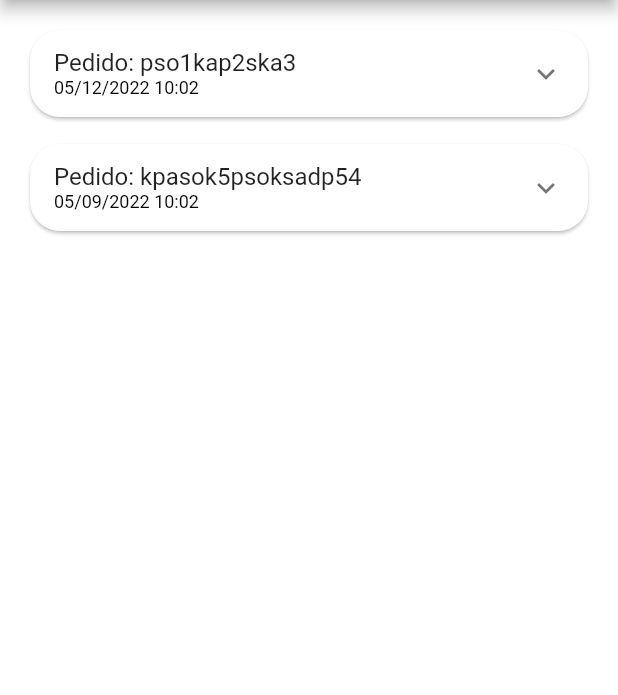
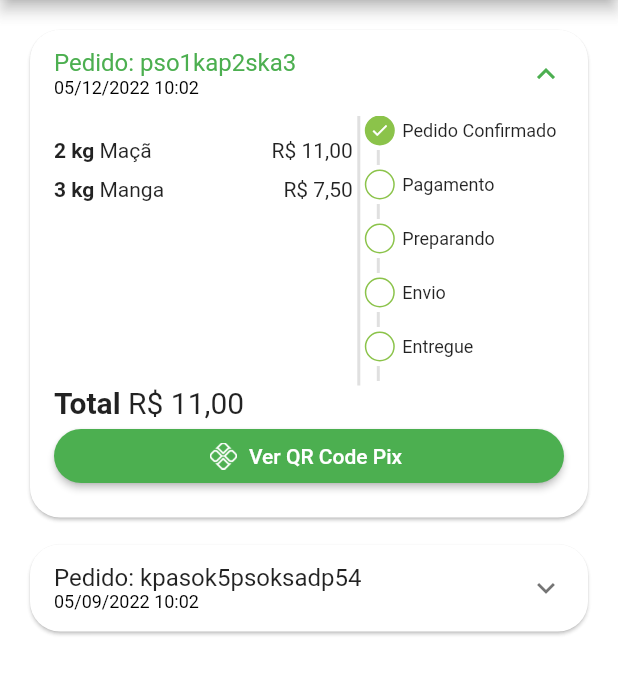
Before and after one commit to isaias99i/GreenGrocer, a Flutter app: the OrdersTab screen opened directly, on a phone screen of 412 x 824 dp, the part 84-779 px from its top. Run offline on Flutter 3.47's test engine with Material 2 defaults, Android fonts, the phone set to English and light mode, and no system bars; our stand-ins replace animated_text_kit, badges, mask_text_input_formatter, qr_flutter.

Commit message:
Configuração de tela de Pedidos e inserção de pagamento via Pix

```diff
--- a/lib/src/config/app_data.dart
+++ b/lib/src/config/app_data.dart
@@ -99,7 +99,7 @@ List<OrderModel> orders = [
       '2022-12-05 10:02:12.555',
     ),
     overdueDateTime: DateTime.parse(
-      '2022-12-05 10:02:12.555',
+      '2023-12-05 10:02:12.555',
     ),
     items: [
       CartItemModel(
@@ -123,7 +123,7 @@ List<OrderModel> orders = [
       '2022-09-05 10:02:12.555',
     ),
     overdueDateTime: DateTime.parse(
-      '2022-09-05 10:12:12.555',
+      '2023-09-05 10:12:12.555',
     ),
     items: [
       CartItemModel(
@@ -135,7 +135,7 @@ List<OrderModel> orders = [
         quantity: 3,
       ),
     ],
-    status: 'payed',
+    status: 'delivered',
     copyAndPaste: 'ahsauh4aush423u',
     total: 38.2,
   )
--- a/lib/src/pages/orders/components/order_tile.dart
+++ b/lib/src/pages/orders/components/order_tile.dart
@@ -1,6 +1,8 @@
 import 'package:flutter/material.dart';
 import 'package:greengrocer/src/models/cart_item_model.dart';
 import 'package:greengrocer/src/models/order_model.dart';
+import 'package:greengrocer/src/pages/common_widgets/payment_dialog.dart';
+import 'package:greengrocer/src/pages/orders/components/orderstatus_widget.dart';
 import 'package:greengrocer/src/services/utils_services.dart';
 
 class OrderTile extends StatelessWidget {
@@ -20,6 +22,7 @@ class OrderTile extends StatelessWidget {
       child: Theme(
         data: Theme.of(context).copyWith(dividerColor: Colors.transparent),
         child: ExpansionTile(
+          initiallyExpanded: order.status == 'pending_payment',
           title: Column(
             mainAxisSize: MainAxisSize.min,
             crossAxisAlignment: CrossAxisAlignment.start,
@@ -32,13 +35,16 @@ class OrderTile extends StatelessWidget {
             ],
           ),
           childrenPadding: const EdgeInsets.fromLTRB(16, 0, 16, 16),
+          expandedCrossAxisAlignment: CrossAxisAlignment.stretch,
           children: [
-            SizedBox(
-              height: 150,
+            IntrinsicHeight(
               child: Row(
                 children: [
+                  //Lista de Produtos
                   Expanded(
                     flex: 3,
+                    child: SizedBox(
+                      height: 150,
                       child: ListView(
                         children: order.items.map((orderItem) {
                           return _OrderItemWidget(
@@ -48,13 +54,66 @@ class OrderTile extends StatelessWidget {
                         }).toList(),
                       ),
                     ),
+                  ),
+
+                  //Divisão
+                  VerticalDivider(
+                    color: Colors.grey.shade300,
+                    thickness: 2,
+                    width: 8,
+                  ),
+
+                  //Status do Pedido
                   Expanded(
                     flex: 2,
-                    child: Container(
-                      color: Colors.blue,
+                    child: OrderStatusWidget(
+                      status: order.status,
+                      isOverdue: order.overdueDateTime.isBefore(DateTime.now()),
                     ),
                   ),
                 ],
+              ),
+            ),
+
+            //Total
+            Text.rich(
+              TextSpan(
+                style: const TextStyle(
+                  fontSize: 20,
+                ),
+                children: [
+                  const TextSpan(
+                    text: 'Total ',
+                    style: TextStyle(
+                      fontWeight: FontWeight.bold,
+                    ),
+                  ),
+                  TextSpan(
+                      text: '${utilsServices.priceToCurrency(order.total)}'),
+                ],
+              ),
+            ),
+
+            //Botão Pagamento
+            Visibility(
+              visible: order.status == 'pending_payment',
+              child: ElevatedButton.icon(
+                style: ElevatedButton.styleFrom(
+                    shape: RoundedRectangleBorder(
+                        borderRadius: BorderRadius.circular(20))),
+                onPressed: () {
+                  showDialog(
+                    context: context,
+                    builder: (_) {
+                      return PaymentDialog(order: order,);
+                    },
+                  );
+                },
+                icon: Image.asset(
+                  'assets/app_images/pix.png',
+                  height: 18,
+                ),
+                label: const Text('Ver QR Code Pix'),
               ),
             )
           ],
--- /dev/null
+++ b/lib/src/pages/orders/components/orderstatus_widget.dart
@@ -0,0 +1,147 @@
+import 'package:flutter/material.dart';
+import 'package:greengrocer/src/config/custom_color.dart';
+
+class OrderStatusWidget extends StatelessWidget {
+  final String status;
+  final bool isOverdue;
+
+  final Map<String, int> allStatus = <String, int>{
+    'pending_payment': 0,
+    'refunded': 1,
+    'paid': 2,
+    'preparing_purchase': 3,
+    'shipping': 4,
+    'delivered': 5
+  };
+
+  int get currentStatus => allStatus[status]!;
+
+  OrderStatusWidget({
+    Key? key,
+    required this.isOverdue,
+    required this.status,
+  }) : super(key: key);
+
+  @override
+  Widget build(BuildContext context) {
+    return Column(
+      crossAxisAlignment: CrossAxisAlignment.start,
+      children: [
+        const _StatusDot(
+          isActive: true,
+          title: 'Pedido Confirmado',
+        ),
+        const _CustomDivider(),
+        if (currentStatus == 1) ...[
+          const _StatusDot(
+            isActive: true,
+            title: 'Pix estornado',
+            backgroundColor: Colors.orange,
+          ),
+        ] else if (isOverdue) ...[
+          const _StatusDot(
+            isActive: true,
+            title: 'Pagamento Pix vencido',
+            backgroundColor: Colors.red,
+          ),
+        ] else ...[
+
+          _StatusDot(
+            isActive: currentStatus >= 2,
+            title: 'Pagamento',
+          ),
+          const _CustomDivider(),
+          _StatusDot(
+            isActive: currentStatus >= 3,
+            title: 'Preparando',
+          ),
+          const _CustomDivider(),
+          _StatusDot(
+            isActive: currentStatus >= 4,
+            title: 'Envio',
+          ),
+          const _CustomDivider(),
+          _StatusDot(
+            isActive: currentStatus == 5,
+            title: 'Entregue',
+          ),
+          const _CustomDivider(),
+        ],
+      ],
+    );
+  }
+}
+
+class _CustomDivider extends StatelessWidget {
+  const _CustomDivider({Key? key}) : super(key: key);
+
+  @override
+  Widget build(BuildContext context) {
+    return Container(
+      margin: const EdgeInsets.symmetric(
+        horizontal: 8,
+        vertical: 3,
+      ),
+      height: 10,
+      width: 2,
+      color: Colors.grey.shade300,
+    );
+  }
+}
+
+class _StatusDot extends StatelessWidget {
+  final bool isActive;
+  final String title;
+  final Color? backgroundColor;
+
+  const _StatusDot({
+    Key? key,
+    required this.isActive,
+    required this.title,
+    this.backgroundColor,
+  }) : super(key: key);
+
+  @override
+  Widget build(BuildContext context) {
+    return Row(
+      children: [
+        //Dot
+        Container(
+          alignment: Alignment.center,
+          height: 20,
+          width: 20,
+          decoration: BoxDecoration(
+            shape: BoxShape.circle,
+            border: Border.all(
+              color: CustomColors.customSwatchColor,
+            ),
+            color: isActive
+                ? backgroundColor ?? CustomColors.customSwatchColor
+                : Colors.transparent,
+          ),
+          child: isActive
+              ? const Icon(
+                  Icons.check,
+                  size: 13,
+                  color: Colors.white,
+                )
+              : const SizedBox.shrink(),
+        ),
+
+        const SizedBox(
+          width: 5,
+        ),
+
+        //Texto
+        Expanded(
+          child: Text(
+            title,
+            style: const TextStyle(
+              fontSize: 12,
+            ),
+          ),
+        ),
+      ],
+    );
+  }
+}
--- a/pubspec.yaml
+++ b/pubspec.yaml
@@ -38,6 +38,7 @@ dependencies:
   mask_text_input_formatter: ^2.4.0
   badges: ^2.0.3
   intl: ^0.17.0
+  qr_flutter: ^4.0.0
 
 dev_dependencies:
   flutter_test:
@@ -64,6 +65,7 @@ flutter:
   # To add assets to your application, add an assets section, like this:
   assets:
     - assets/fruits/
+    - assets/app_images/
     # - images/a_dot_ham.jpeg
 
   # An image asset can refer to one or more resolution-specific "variants", see
```
Also changed, not shown: lib/src/pages/cart/cart_tab.dart (+12 -1 lines), lib/src/pages/common_widgets/payment_dialog.dart (added, +103 -0 lines), assets/app_images/pix.png (added), pubspec.lock. Lines whose indentation alone changed are shown as unchanged.
